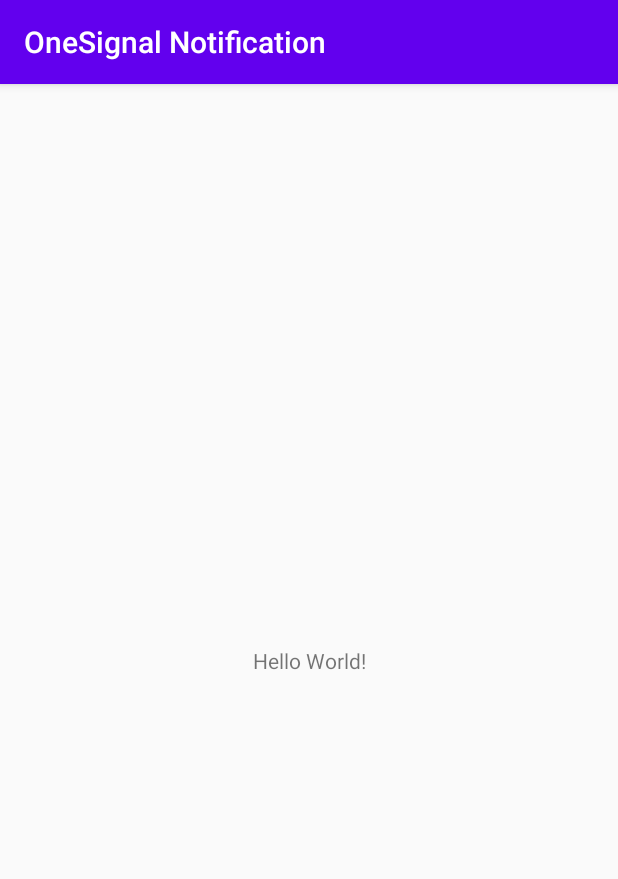
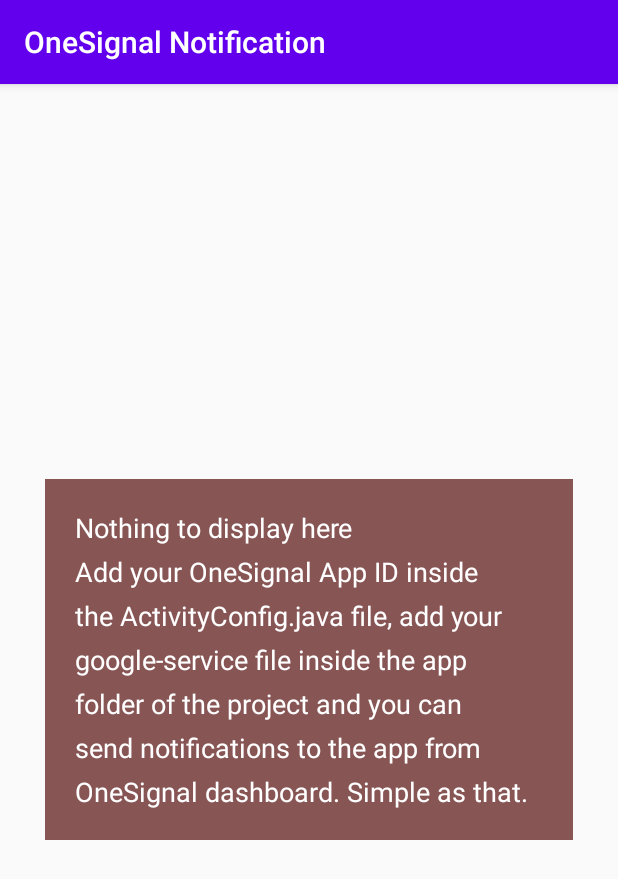
Before and after one commit to SabithPkcMnr/OneSignalNotification, an Android app: the screen it shows after launch (ActivityHome), on a phone screen of 412 x 824 dp. Shown: the top 879 px of the screen. Run offline under Robolectric (Android 15) with nearby library versions, the phone set to English and light mode, and no system bars; libraries missing offline, so code that uses them is left out: com.onesignal; 3 statements that could not run were skipped.

Commit message:
Updated the libraries and implemented updated codes from OneSignal.

```diff
--- a/app/src/main/res/layout/activity_home.xml
+++ b/app/src/main/res/layout/activity_home.xml
@@ -1,18 +1,22 @@
 <?xml version="1.0" encoding="utf-8"?>
-<androidx.constraintlayout.widget.ConstraintLayout xmlns:android="http://schemas.android.com/apk/res/android"
-    xmlns:app="http://schemas.android.com/apk/res-auto"
+<LinearLayout xmlns:android="http://schemas.android.com/apk/res/android"
     xmlns:tools="http://schemas.android.com/tools"
     android:layout_width="match_parent"
     android:layout_height="match_parent"
+    android:layout_gravity="center"
+    android:gravity="center"
     tools:context=".ActivityHome">
 
     <TextView
+        android:padding="20dp"
+        android:background="#855"
         android:layout_width="wrap_content"
         android:layout_height="wrap_content"
-        android:text="Hello World!"
-        app:layout_constraintBottom_toBottomOf="parent"
-        app:layout_constraintLeft_toLeftOf="parent"
-        app:layout_constraintRight_toRightOf="parent"
-        app:layout_constraintTop_toTopOf="parent" />
+        android:layout_marginStart="30dp"
+        android:layout_marginEnd="30dp"
+        android:textColor="@android:color/white"
+        style="@style/TextAppearance.AppCompat.Medium"
+        android:lineSpacingExtra="8dp"
+        android:text="Nothing to display here\nAdd your OneSignal App ID inside the ActivityConfig.java file, add your google-service file inside the app folder of the project and you can send notifications to the app from OneSignal dashboard. Simple as that." />
 
-</androidx.constraintlayout.widget.ConstraintLayout>
+</LinearLayout>
```
Also changed, not shown: app/build.gradle (+9 -17 lines), app/src/main/java/com/sabithpkcmnr/onesignal/ActivityBase.java (+3 -4 lines), app/src/main/java/com/sabithpkcmnr/onesignal/ActivityConfig.java (added, +7 -0 lines), build.gradle (+6 -8 lines), gradle/wrapper/gradle-wrapper.properties, 1 other file.
